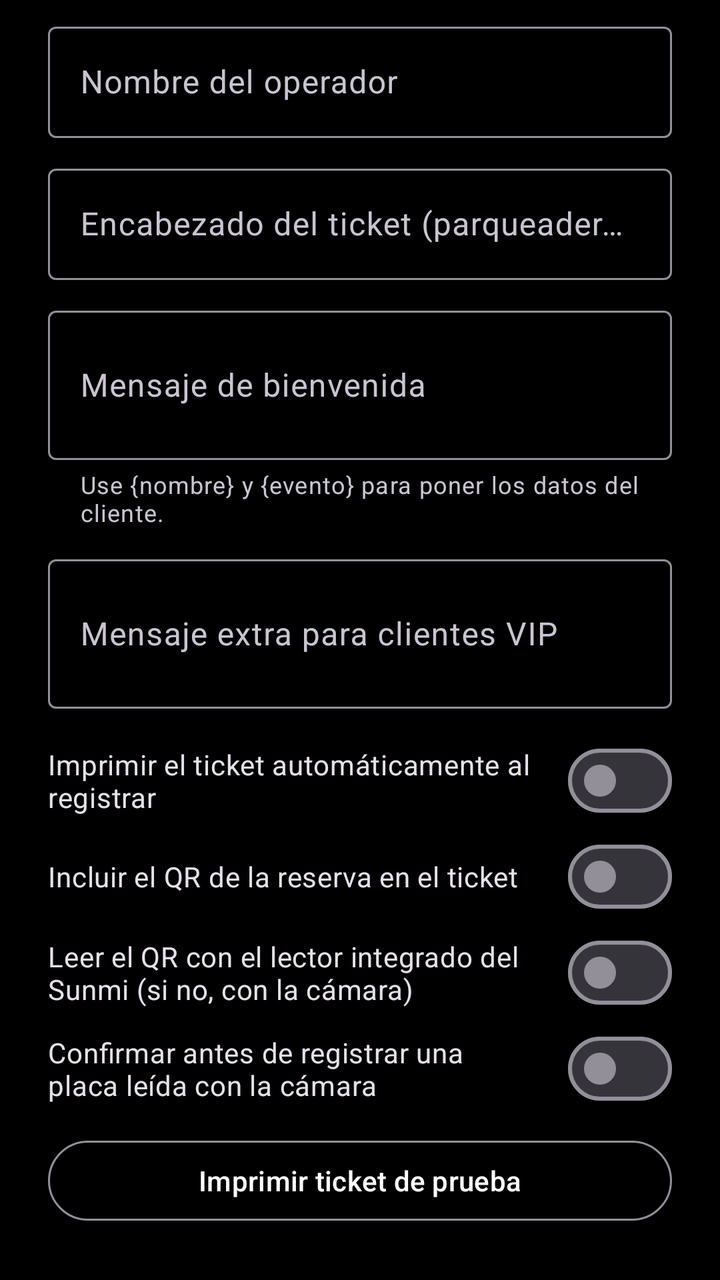
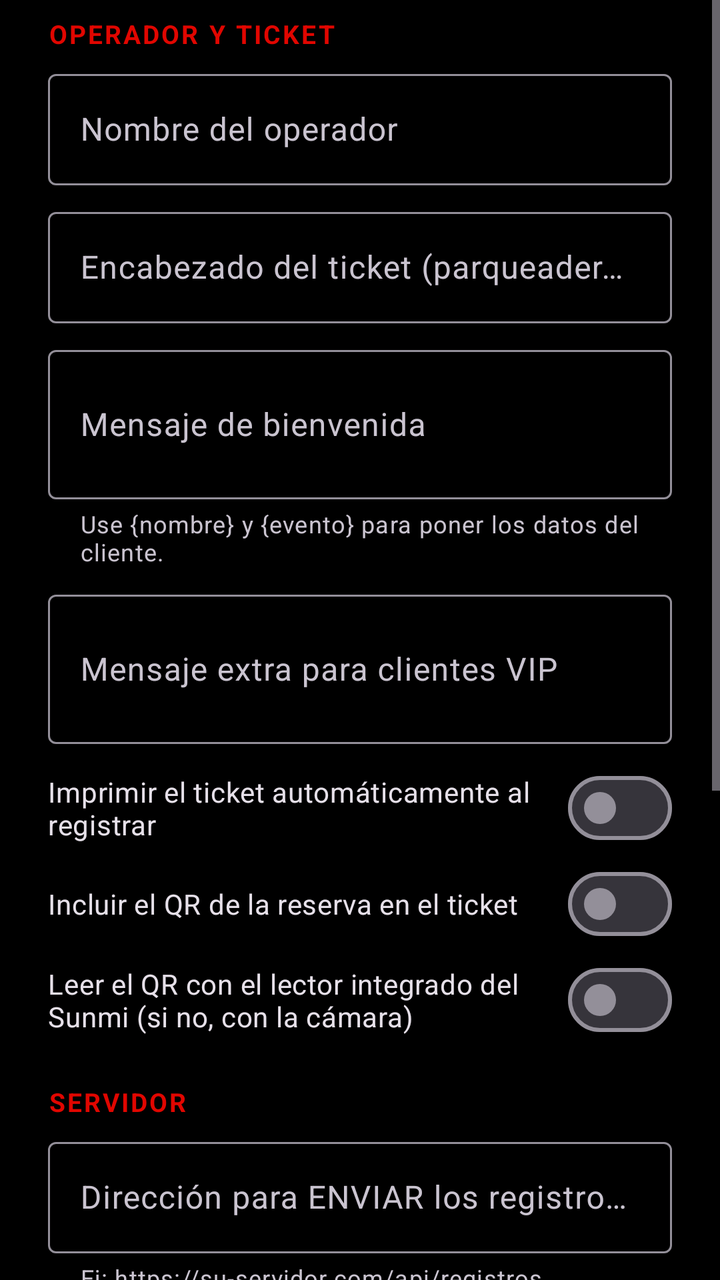

Screens rendered from an Android XML layout before and after an edit, with the pre-edit source and the edit as a unified diff.
<!-- AndroidManifest.xml: application theme Theme.Reservas -->
<!-- res/layout/dialog_ajustes.xml -->
<?xml version="1.0" encoding="utf-8"?>
<ScrollView xmlns:android="http://schemas.android.com/apk/res/android"
    xmlns:app="http://schemas.android.com/apk/res-auto"
    android:layout_width="match_parent"
    android:layout_height="wrap_content">

    <LinearLayout
        android:layout_width="match_parent"
        android:layout_height="wrap_content"
        android:orientation="vertical"
        android:paddingStart="24dp"
        android:paddingTop="8dp"
        android:paddingEnd="24dp">

        <com.google.android.material.textfield.TextInputLayout
            android:layout_width="match_parent"
            android:layout_height="wrap_content"
            android:hint="Nombre del operador">

            <com.google.android.material.textfield.TextInputEditText
                android:id="@+id/ajOperador"
                android:layout_width="match_parent"
                android:layout_height="wrap_content"
                android:inputType="textPersonName|textCapWords" />
        </com.google.android.material.textfield.TextInputLayout>

        <com.google.android.material.textfield.TextInputLayout
            android:layout_width="match_parent"
            android:layout_height="wrap_content"
            android:layout_marginTop="10dp"
            android:hint="Encabezado del ticket (parqueadero / empresa)">

            <com.google.android.material.textfield.TextInputEditText
                android:id="@+id/ajNegocio"
                android:layout_width="match_parent"
                android:layout_height="wrap_content"
                android:inputType="textCapCharacters" />
        </com.google.android.material.textfield.TextInputLayout>

        <com.google.android.material.textfield.TextInputLayout
            android:layout_width="match_parent"
            android:layout_height="wrap_content"
            android:layout_marginTop="10dp"
            android:hint="Mensaje de bienvenida"
            app:helperText="Use {nombre} y {evento} para poner los datos del cliente.">

            <com.google.android.material.textfield.TextInputEditText
                android:id="@+id/ajBienvenida"
                android:layout_width="match_parent"
                android:layout_height="wrap_content"
                android:inputType="textMultiLine|textCapSentences"
                android:minLines="2" />
        </com.google.android.material.textfield.TextInputLayout>

        <com.google.android.material.textfield.TextInputLayout
            android:layout_width="match_parent"
            android:layout_height="wrap_content"
            android:layout_marginTop="10dp"
            android:hint="Mensaje extra para clientes VIP">

            <com.google.android.material.textfield.TextInputEditText
                android:id="@+id/ajVip"
                android:layout_width="match_parent"
                android:layout_height="wrap_content"
                android:inputType="textMultiLine|textCapSentences"
                android:minLines="2" />
        </com.google.android.material.textfield.TextInputLayout>

        <com.google.android.material.materialswitch.MaterialSwitch
            android:id="@+id/ajAuto"
            android:layout_width="match_parent"
            android:layout_height="wrap_content"
            android:layout_marginTop="12dp"
            android:text="Imprimir el ticket automáticamente al registrar" />

        <com.google.android.material.materialswitch.MaterialSwitch
            android:id="@+id/ajQr"
            android:layout_width="match_parent"
            android:layout_height="wrap_content"
            android:text="Incluir el QR de la reserva en el ticket" />

        <com.google.android.material.materialswitch.MaterialSwitch
            android:id="@+id/ajLector"
            android:layout_width="match_parent"
            android:layout_height="wrap_content"
            android:text="Leer el QR con el lector integrado del Sunmi (si no, con la cámara)" />

        <com.google.android.material.materialswitch.MaterialSwitch
            android:id="@+id/ajConfirmarPlaca"
            android:layout_width="match_parent"
            android:layout_height="wrap_content"
            android:text="Confirmar antes de registrar una placa leída con la cámara" />

        <com.google.android.material.button.MaterialButton
            android:id="@+id/ajPrueba"
            style="@style/Widget.Material3.Button.OutlinedButton"
            android:layout_width="match_parent"
            android:layout_height="wrap_content"
            android:layout_marginTop="8dp"
            android:layout_marginBottom="8dp"
            android:text="Imprimir ticket de prueba"
            android:textColor="@color/blanco" />
    </LinearLayout>
</ScrollView>
<!-- resources referenced by this layout -->
<resources>
  <color name="blanco">#FFFFFF</color>
  <style name="Theme.Reservas" parent="Theme.Material3.Dark.NoActionBar">
          <item name="colorPrimary">@color/blanco</item>
          <item name="colorOnPrimary">@color/negro</item>
          <item name="colorSecondary">@color/verde</item>
          <item name="colorSurface">@color/tarjeta</item>
          <item name="android:windowBackground">@color/fondo</item>
          <item name="android:statusBarColor">@color/fondo</item>
          <item name="android:navigationBarColor">@color/fondo</item>
      </style>
  <color name="negro">#000000</color>
  <color name="verde">#22C55E</color>
  <color name="tarjeta">#111111</color>
  <color name="fondo">#000000</color>
</resources>

<!-- the commit's change to res/layout/dialog_ajustes.xml (unified diff, before → after) -->
@@ -10,7 +10,12 @@
         android:orientation="vertical"
         android:paddingStart="24dp"
         android:paddingTop="8dp"
-        android:paddingEnd="24dp">
+        android:paddingEnd="24dp"
+        android:paddingBottom="8dp">
+
+        <TextView
+            style="@style/TituloSeccion"
+            android:text="OPERADOR Y TICKET" />
 
         <com.google.android.material.textfield.TextInputLayout
             android:layout_width="match_parent"
@@ -27,7 +32,7 @@
         <com.google.android.material.textfield.TextInputLayout
             android:layout_width="match_parent"
             android:layout_height="wrap_content"
-            android:layout_marginTop="10dp"
+            android:layout_marginTop="8dp"
             android:hint="Encabezado del ticket (parqueadero / empresa)">
 
             <com.google.android.material.textfield.TextInputEditText
@@ -40,7 +45,7 @@
         <com.google.android.material.textfield.TextInputLayout
             android:layout_width="match_parent"
             android:layout_height="wrap_content"
-            android:layout_marginTop="10dp"
+            android:layout_marginTop="8dp"
             android:hint="Mensaje de bienvenida"
             app:helperText="Use {nombre} y {evento} para poner los datos del cliente.">
 
@@ -55,7 +60,7 @@
         <com.google.android.material.textfield.TextInputLayout
             android:layout_width="match_parent"
             android:layout_height="wrap_content"
-            android:layout_marginTop="10dp"
+            android:layout_marginTop="8dp"
             android:hint="Mensaje extra para clientes VIP">
 
             <com.google.android.material.textfield.TextInputEditText
@@ -70,7 +75,7 @@
             android:id="@+id/ajAuto"
             android:layout_width="match_parent"
             android:layout_height="wrap_content"
-            android:layout_marginTop="12dp"
+            android:layout_marginTop="8dp"
             android:text="Imprimir el ticket automáticamente al registrar" />
 
         <com.google.android.material.materialswitch.MaterialSwitch
@@ -85,20 +90,82 @@
             android:layout_height="wrap_content"
             android:text="Leer el QR con el lector integrado del Sunmi (si no, con la cámara)" />
 
-        <com.google.android.material.materialswitch.MaterialSwitch
-            android:id="@+id/ajConfirmarPlaca"
+        <TextView
+            style="@style/TituloSeccion"
+            android:layout_marginTop="18dp"
+            android:text="SERVIDOR" />
+
+        <com.google.android.material.textfield.TextInputLayout
             android:layout_width="match_parent"
             android:layout_height="wrap_content"
-            android:text="Confirmar antes de registrar una placa leída con la cámara" />
+            android:hint="Dirección para ENVIAR los registros (POST)"
+            app:helperText="Ej: https://su-servidor.com/api/registros">
+
+            <com.google.android.material.textfield.TextInputEditText
+                android:id="@+id/ajUrlEnvio"
+                android:layout_width="match_parent"
+                android:layout_height="wrap_content"
+                android:inputType="textUri" />
+        </com.google.android.material.textfield.TextInputLayout>
+
+        <com.google.android.material.textfield.TextInputLayout
+            android:layout_width="match_parent"
+            android:layout_height="wrap_content"
+            android:layout_marginTop="8dp"
+            android:hint="Dirección para TRAER reservas nuevas (GET)"
+            app:helperText="Ej: https://su-servidor.com/api/reservas">
+
+            <com.google.android.material.textfield.TextInputEditText
+                android:id="@+id/ajUrlReservas"
+                android:layout_width="match_parent"
+                android:layout_height="wrap_content"
+                android:inputType="textUri" />
+        </com.google.android.material.textfield.TextInputLayout>
+
+        <com.google.android.material.textfield.TextInputLayout
+            android:layout_width="match_parent"
+            android:layout_height="wrap_content"
+            android:layout_marginTop="8dp"
+            android:hint="Clave del servidor (token)"
+            app:endIconMode="password_toggle">
+
+            <com.google.android.material.textfield.TextInputEditText
+                android:id="@+id/ajToken"
+                android:layout_width="match_parent"
+                android:layout_height="wrap_content"
+                android:inputType="textPassword" />
+        </com.google.android.material.textfield.TextInputLayout>
+
+        <com.google.android.material.textfield.TextInputLayout
+            android:layout_width="match_parent"
+            android:layout_height="wrap_content"
+            android:layout_marginTop="8dp"
+            android:hint="Enviar cada cuántos registros (1 a 10)"
+            app:helperText="Nunca quedan más de 10 registros esperando: al llegar a 10 se envían de una vez.">
+
+            <com.google.android.material.textfield.TextInputEditText
+                android:id="@+id/ajLote"
+                android:layout_width="match_parent"
+                android:layout_height="wrap_content"
+                android:inputType="number"
+                android:maxLength="2" />
+        </com.google.android.material.textfield.TextInputLayout>
+
+        <com.google.android.material.materialswitch.MaterialSwitch
+            android:id="@+id/ajAutoReservas"
+            android:layout_width="match_parent"
+            android:layout_height="wrap_content"
+            android:layout_marginTop="8dp"
+            android:text="Traer reservas nuevas automáticamente (cada 15 min con internet)" />
 
         <com.google.android.material.button.MaterialButton
             android:id="@+id/ajPrueba"
             style="@style/Widget.Material3.Button.OutlinedButton"
             android:layout_width="match_parent"
             android:layout_height="wrap_content"
-            android:layout_marginTop="8dp"
-            android:layout_marginBottom="8dp"
+            android:layout_marginTop="12dp"
             android:text="Imprimir ticket de prueba"
-            android:textColor="@color/blanco" />
+            android:textColor="@color/blanco"
+            app:strokeColor="@color/tarjeta_borde" />
     </LinearLayout>
 </ScrollView>
<!-- resource entries referenced after the edit -->
@@ -1,18 +1,31 @@
 <!-- resources referenced by this layout -->
 <resources>
   <color name="blanco">#FFFFFF</color>
+  <color name="tarjeta_borde">#262626</color>
+  <style name="TituloSeccion">
+          <item name="android:layout_width">match_parent</item>
+          <item name="android:layout_height">wrap_content</item>
+          <item name="android:layout_marginBottom">6dp</item>
+          <item name="android:letterSpacing">0.08</item>
+          <item name="android:textColor">@color/rojo</item>
+          <item name="android:textSize">13sp</item>
+          <item name="android:textStyle">bold</item>
+      </style>
   <style name="Theme.Reservas" parent="Theme.Material3.Dark.NoActionBar">
           <item name="colorPrimary">@color/blanco</item>
           <item name="colorOnPrimary">@color/negro</item>
-          <item name="colorSecondary">@color/verde</item>
+          <item name="colorSecondary">@color/rojo</item>
+          <item name="colorOnSecondary">@color/blanco</item>
+          <item name="colorError">@color/rojo</item>
           <item name="colorSurface">@color/tarjeta</item>
+          <item name="colorOnSurface">@color/blanco</item>
           <item name="android:windowBackground">@color/fondo</item>
           <item name="android:statusBarColor">@color/fondo</item>
           <item name="android:navigationBarColor">@color/fondo</item>
       </style>
+  <color name="rojo">#E10600</color>
   <color name="negro">#000000</color>
-  <color name="verde">#22C55E</color>
-  <color name="tarjeta">#111111</color>
+  <color name="tarjeta">#0E0E0E</color>
   <color name="fondo">#000000</color>
 </resources>
 
